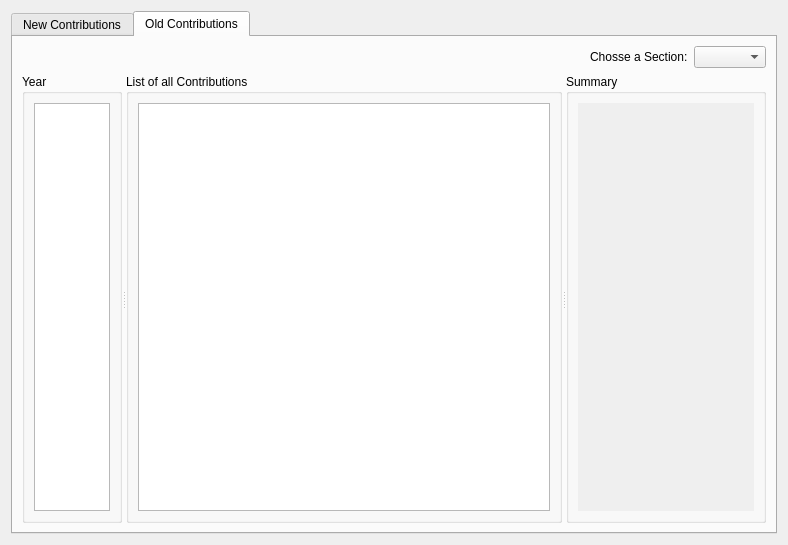
LukyLuke/PiTres, file forms/contributions.ui: the form before one commit.
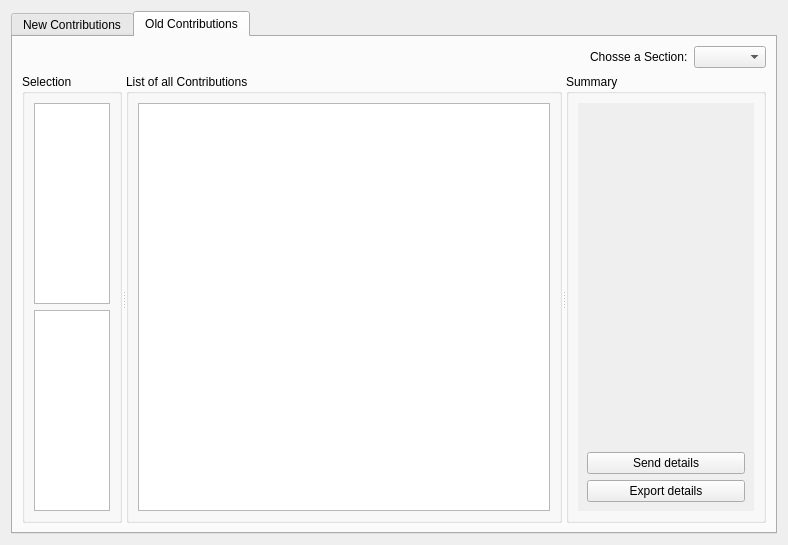
The form after the commit. The open tabs and pages were chosen to show the change. Icons and pictures are not drawn.

Commit message: Continued work on contributions to make them more usable

Diff of the .ui file:
```diff
--- a/forms/contributions.ui
+++ b/forms/contributions.ui
@@ -300,9 +300,9 @@
            </size>
           </property>
           <property name="title">
-           <string>Year</string>
+           <string>Selection</string>
           </property>
-          <layout class="QHBoxLayout" name="horizontalLayout_6">
+          <layout class="QVBoxLayout" name="verticalLayout_8">
            <item>
             <widget class="QListWidget" name="yearList">
              <property name="showDropIndicator" stdset="0">
@@ -310,6 +310,9 @@
              </property>
             </widget>
            </item>
+           <item>
+            <widget class="QListWidget" name="dateList"/>
+           </item>
           </layout>
          </widget>
          <widget class="QGroupBox" name="groupBox_2">
@@ -368,7 +371,7 @@
                 <x>0</x>
                 <y>0</y>
                 <width>186</width>
-                <height>212</height>
+                <height>388</height>
                </rect>
               </property>
               <layout class="QVBoxLayout" name="verticalLayout_7">
@@ -398,6 +401,28 @@
                  </property>
                 </spacer>
                </item>
+               <item>
+                <widget class="QPushButton" name="btnSendDetail">
+                 <property name="text">
+                  <string>Send details</string>
+                 </property>
+                 <property name="icon">
+                  <iconset resource="../PiTres.qrc">
+                   <normaloff>:/icons/resources/icons/email.png</normaloff>:/icons/resources/icons/email.png</iconset>
+                 </property>
+                </widget>
+               </item>
+               <item>
+                <widget class="QPushButton" name="btnExportDetail">
+                 <property name="text">
+                  <string>Export details</string>
+                 </property>
+                 <property name="icon">
+                  <iconset resource="../PiTres.qrc">
+                   <normaloff>:/icons/resources/icons/mime-pdf.png</normaloff>:/icons/resources/icons/mime-pdf.png</iconset>
+                 </property>
+                </widget>
+               </item>
               </layout>
              </widget>
             </widget>
```
The commit also changes 2 other files.
